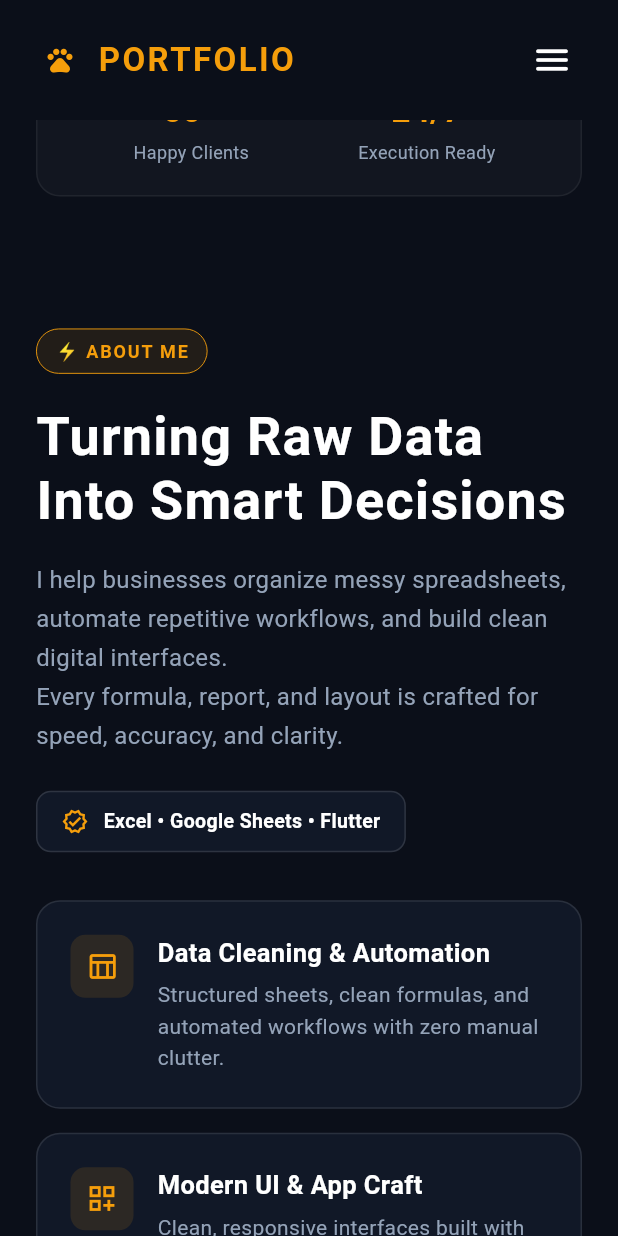
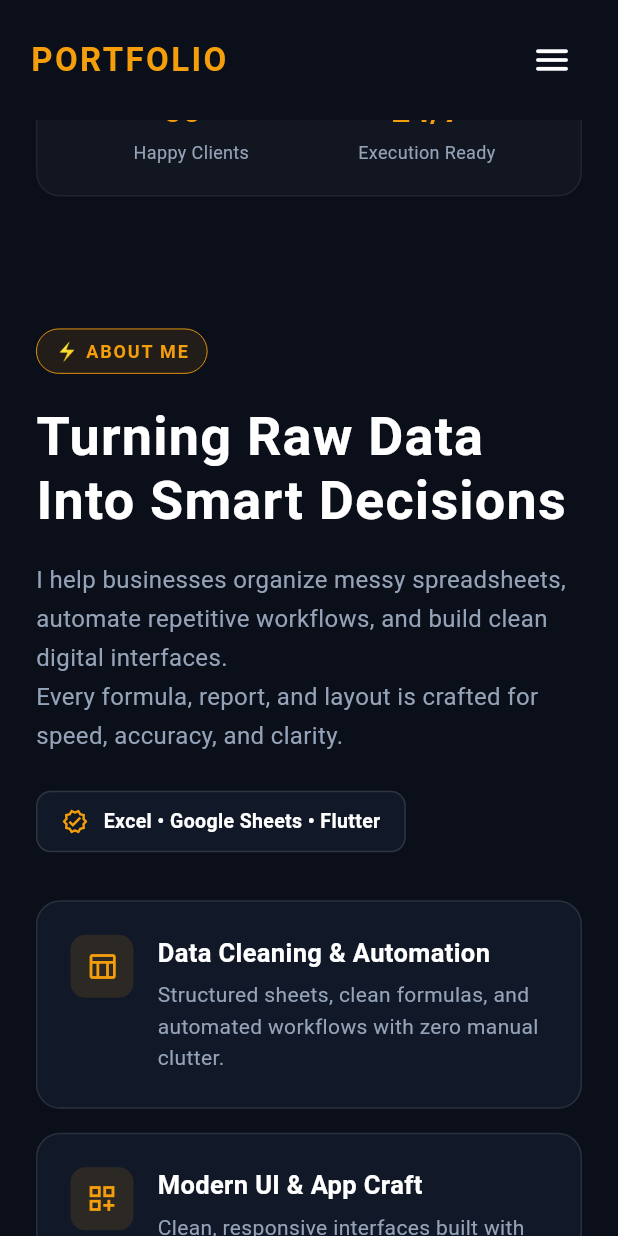
Before and after one commit to Rahulraj756/Eaglyon, a Flutter app: the screen it shows after launch, scrolled down 1152 dp, on a phone screen of 412 x 824 dp. Run offline on Flutter 3.47's test engine with Material 3 defaults, Android fonts, the phone set to English and light mode, and no system bars; our stand-ins replace shared_preferences; missing offline and left inert: desktop_drop; network calls fail.

Commit message:
back Issue fix

```diff
--- a/lib/Dashboard/admin_panel_screen.dart
+++ b/lib/Dashboard/admin_panel_screen.dart
@@ -317,7 +317,7 @@ class _AdminPanelScreenState extends State<AdminPanelScreen> {
       final newLogo = _logoController.text.trim().isEmpty
           ? 'PORTFOLIO'
           : _logoController.text.trim();
-      await SiteData.saveData(newLogo);
+      await SiteData.saveData(newLogo, imageBytes: _imageBytes);
     } else if (_selectedMenuIndex == 1) {
       await SiteData.saveHeroData(
         badge: _heroBadgeController.text.trim().isEmpty
@@ -786,7 +786,7 @@ class _AdminPanelScreenState extends State<AdminPanelScreen> {
       default:
         return AdminNavbarTab(
           logoController: _logoController,
-          imageBytes: _imageBytes,
+          logoImageBytes: _imageBytes,
           imageName: _droppedImageName,
           isDragging: _isDragging,
           onDragStateChanged: (val) => setState(() => _isDragging = val),
--- a/lib/main.dart
+++ b/lib/main.dart
@@ -1,6 +1,9 @@
 import 'package:flutter/material.dart';
+import 'package:my_practice_app/Dashboard/admin_panel_screen.dart';
 import 'package:my_practice_app/Data_Model/site_data.dart';
 import 'package:my_practice_app/Screens/home_screen.dart';
+import 'package:my_practice_app/Screens/plan_customizer_screen.dart';
+import 'package:my_practice_app/Screens/projects_grid_screen.dart';
 
 void main() async {
   WidgetsFlutterBinding.ensureInitialized();
@@ -18,6 +21,17 @@ class MyApp extends StatelessWidget {
   Widget build(BuildContext context) {
     return MaterialApp(
       title: 'Eaglyon',
+      initialRoute: '/',
+      routes: {
+        '/': (context) => const HomeScreen(),
+        '/projects': (context) => const ProjectsGridScreen(),
+        '/customizer': (context) => const PlanCustomizerScreen(
+          planName: '',
+          initialPriceText: '',
+          billingType: '',
+        ),
+        '/admin': (context) => const AdminPanelScreen(),
+      },
       debugShowCheckedModeBanner: false,
       theme: ThemeData(
         primarySwatch: Colors.blue,
--- a/lib/navbar_section.dart
+++ b/lib/navbar_section.dart
@@ -30,27 +30,26 @@ class NavbarSection extends StatelessWidget implements PreferredSizeWidget {
           // 1. LEFT: Logo
           Row(
             children: [
-              Container(
-                width: 40,
-                height: 40,
-                padding: const EdgeInsets.all(8),
-                decoration: const BoxDecoration(shape: BoxShape.circle),
-                child: const Center(
-                  child: Icon(
-                    Icons.pets,
-                    size: 20,
-                    color: AppColors.primaryGold,
-                  ),
-                ),
-              ),
-              const SizedBox(width: 5),
-              Text(
-                SiteData.logoText,
-                style: const TextStyle(
-                  color: AppColors.primaryGold,
-                  fontSize: 22,
-                  fontWeight: FontWeight.bold,
-                  letterSpacing: 1.6,
+              SizedBox(
+                height: 60,
+                child: Align(
+                  alignment: Alignment.centerLeft,
+                  child: SiteData.logoImageBytes != null
+                      ? Image.memory(
+                          SiteData.logoImageBytes!,
+                          height: 60,
+                          fit: BoxFit.contain,
+                        )
+                      : Text(
+                          SiteData.logoText,
+                          style: const TextStyle(
+                            // apna purana TextStyle yahan rakhein
+                            fontSize: 22,
+                            fontWeight: FontWeight.bold,
+                            letterSpacing: 1.6,
+                            color: AppColors.primaryGold,
+                          ),
+                        ),
                 ),
               ),
             ],
```
Also changed, not shown: lib/Dashboard/Tab_Screen/admin_navbar_tab.dart (+4 -4 lines), lib/Data_Model/site_data.dart (+15 -1 lines), 3 other files.
